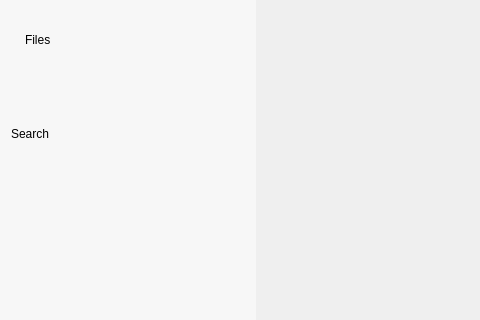
Above: src/MEGASync/node_selector/gui/ui/NodeSelector.ui from meganz/MEGAsync before the change; both pictures show x 0 to 480 and y 0 to 320 of the 800 by 489 pixel window. Below: the same form after it.
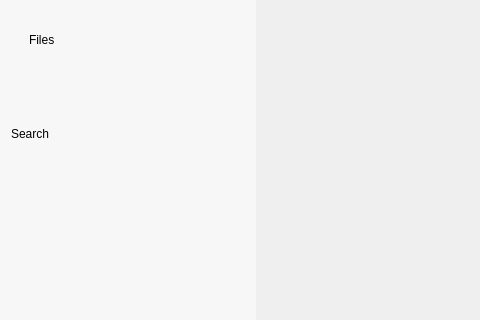
That is the form after the change. Icons and pictures are not drawn. Custom widgets are drawn as their Qt base class.

Commit message: Align search line edit

```diff
--- a/src/MEGASync/node_selector/gui/ui/NodeSelector.ui
+++ b/src/MEGASync/node_selector/gui/ui/NodeSelector.ui
@@ -107,6 +107,30 @@
           <number>0</number>
          </property>
          <property name="leftMargin">
+          <number>4</number>
+         </property>
+         <property name="topMargin">
+          <number>0</number>
+         </property>
+         <property name="rightMargin">
+          <number>4</number>
+         </property>
+         <property name="bottomMargin">
+          <number>0</number>
+         </property>
+         <item>
+          <widget class="QWidget" name="wTitleContainer" native="true">
+           <property name="sizePolicy">
+            <sizepolicy hsizetype="Expanding" vsizetype="Preferred">
+             <horstretch>0</horstretch>
+             <verstretch>0</verstretch>
+            </sizepolicy>
+           </property>
+           <layout class="QHBoxLayout" name="horizontalLayout_3">
+            <property name="spacing">
+             <number>0</number>
+            </property>
+            <property name="leftMargin">
           <number>16</number>
          </property>
          <property name="topMargin">
@@ -135,6 +159,9 @@
            <property name="regular" stdset="0">
             <bool>true</bool>
            </property>
+             </widget>
+            </item>
+           </layout>
           </widget>
          </item>
          <item>
```
Lines whose indentation alone changed are shown as unchanged. The commit also changes 1 other file.
